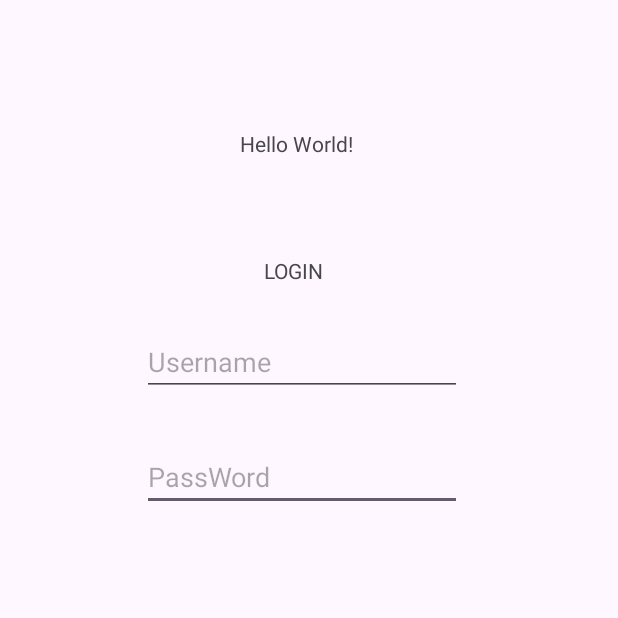
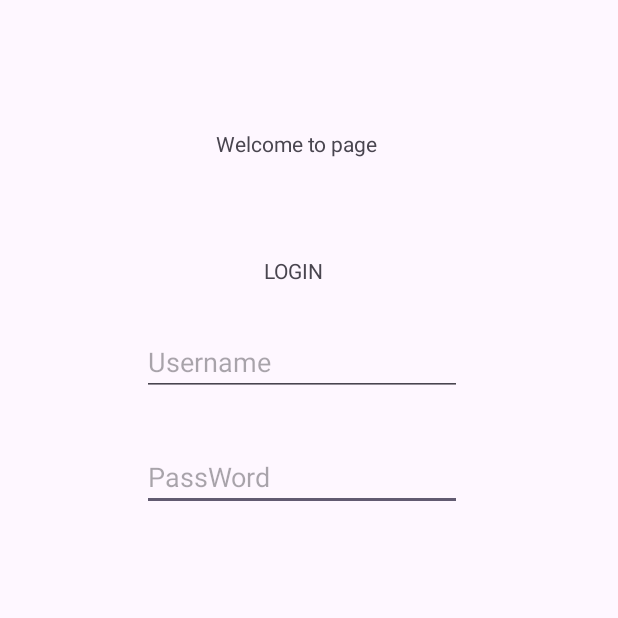
Before and after one commit to ChildrenCity/LibaryproJect, an Android app: the screen it shows after launch (MainActivity), on a phone screen of 412 x 824 dp, the top half of it. Run offline under Robolectric (Android 15) with nearby library versions, the phone set to English and light mode, and no system bars.

Commit message:
edit-text

```diff
--- a/app/src/main/res/layout/activity_main.xml
+++ b/app/src/main/res/layout/activity_main.xml
@@ -11,7 +11,7 @@
         android:id="@+id/textView2"
         android:layout_width="203dp"
         android:layout_height="48dp"
-        android:text="Hello World!"
+        android:text="Welcome to page"
         android:textAlignment="center"
         app:layout_constraintBottom_toBottomOf="parent"
         app:layout_constraintEnd_toEndOf="parent"
```
